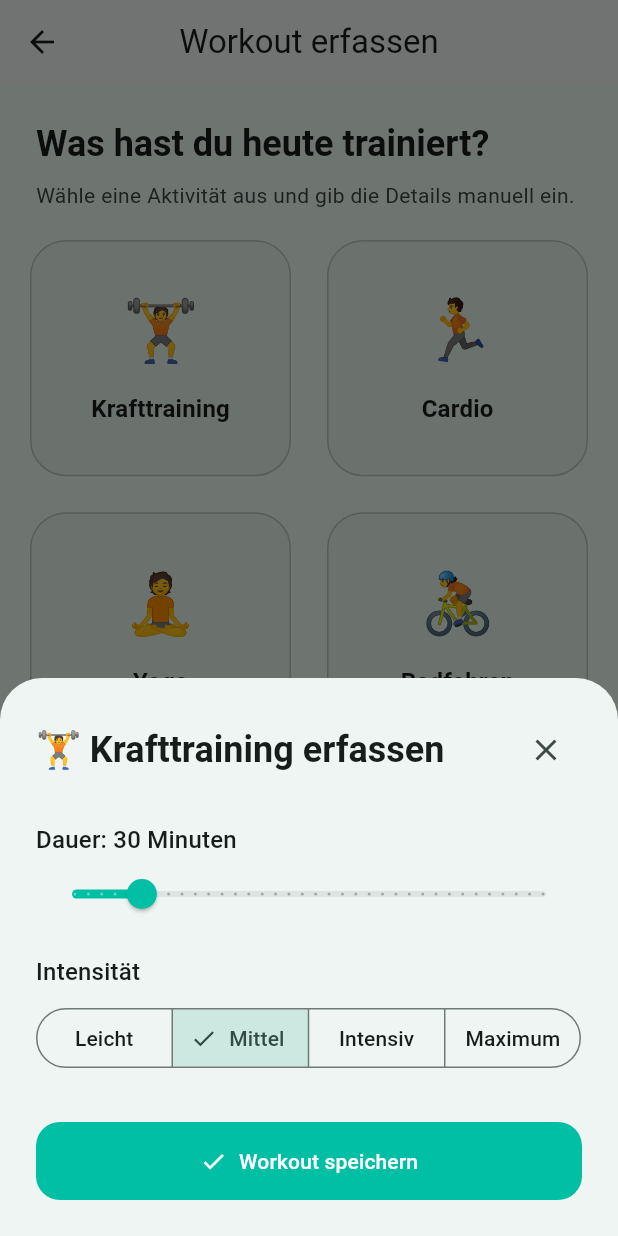
After one commit to AresCodes01/fit_buddyy, a Flutter app: the WorkoutTrackingScreen screen opened directly, after a tap on "🏋️", on a phone screen of 412 x 824 dp. The commit adds this screen. Run offline on Flutter 3.47's test engine with Material 3 defaults, Android fonts, the phone set to English and light mode, and no system bars; our stand-ins replace cloud_firestore, firebase_auth, firebase_core, fl_chart, pedometer, permission_handler and 1 more; missing offline and left inert: flutter_foreground_task; accounts and stored records are empty; network calls fail.

Commit message:
Integrate foreground task support and update permission handling for background tracking
- Add `flutter_foreground_task` dependency to support reliable background service execution.
- Update `_startBackgroundTracking` in `main.dart` to request both `notification` and `activityRecognition` permissions, ensuring compliance with Android 13+ requirements.
- Add the `POST_NOTIFICATIONS` permission to `AndroidManifest.xml`.
- Refactor `Dashboard` to remove the unused `step_tracker_service.dart` import and clean up duplicate import declarations.
- Improve the robustness of background service initialization by verifying permission status before execution.

```diff
--- /dev/null
+++ b/lib/features/workout/data/repositories/firebase_workout_repository.dart
@@ -0,0 +1,67 @@
+import 'package:cloud_firestore/cloud_firestore.dart';
+import 'package:fit_buddyy/features/workout/domain/models/workout_session.dart';
+import 'package:fit_buddyy/features/workout/domain/repositories/workout_repository.dart';
+
+class FirebaseWorkoutRepository implements WorkoutRepository {
+  final FirebaseFirestore _firestore = FirebaseFirestore.instance;
+
+  @override
+  Future<void> saveWorkout(WorkoutSession session) async {
+    final batch = _firestore.batch();
+
+    // 1. Save workout to user's subcollection
+    final workoutRef = _firestore
+        .collection('users')
+        .doc(session.userId)
+        .collection('workouts')
+        .doc();
+
+    batch.set(workoutRef, session.toMap());
+
+    // 2. Add to group feeds for each group the user is in
+    // Note: In a real app, we might want to fetch groupIds from the user document here
+    // or pass them into this method. For this implementation, we'll assume the caller
+    // provides the session which could be extended or we fetch user data.
+    // To keep it clean as requested, I'll fetch the user document to get groupIds.
+
+    final userDoc = await _firestore.collection('users').doc(session.userId).get();
+    final List<String> groupIds = List<String>.from(userDoc.data()?['groupIds'] ?? []);
+
+    for (String groupId in groupIds) {
+      final messageRef = _firestore
+          .collection('groups')
+          .doc(groupId)
+          .collection('messages')
+          .doc();
+
+      batch.set(messageRef, {
+        'senderId': session.userId,
+        'senderName': 'System',
+        'text': '🔥 ${session.userName} hat ein Workout beendet: ${session.type.label} (${session.duration.inMinutes} Min)!',
+        'timestamp': FieldValue.serverTimestamp(),
+      });
+    }
+
+    // 3. Update user stats (e.g. workoutsThisWeek, points)
+    final userRef = _firestore.collection('users').doc(session.userId);
+    batch.update(userRef, {
+      'workoutsThisWeek': FieldValue.increment(1),
+      'points': FieldValue.increment(50), // Example points
+    });
+
+    await batch.commit();
+  }
+
+  @override
+  Stream<List<WorkoutSession>> getWorkouts(String userId) {
+    return _firestore
+        .collection('users')
+        .doc(userId)
+        .collection('workouts')
+        .orderBy('timestamp', descending: true)
+        .snapshots()
+        .map((snapshot) => snapshot.docs
+            .map((doc) => WorkoutSession.fromMap(doc.data(), doc.id))
+            .toList());
+  }
+}
--- /dev/null
+++ b/lib/features/workout/domain/models/workout_session.dart
@@ -0,0 +1,64 @@
+import 'package:cloud_firestore/cloud_firestore.dart';
+
+enum WorkoutType {
+  strengthTraining('Krafttraining', '🏋️'),
+  cardio('Cardio', '🏃'),
+  yoga('Yoga', '🧘'),
+  cycling('Radfahren', '🚴'),
+  swimming('Schwimmen', '🏊'),
+  other('Sonstiges', '🔥');
+
+  final String label;
+  final String icon;
+  const WorkoutType(this.label, this.icon);
+}
+
+class WorkoutSession {
+  final String? id;
+  final String userId;
+  final String userName;
+  final Duration duration;
+  final WorkoutType type;
+  final int calories;
+  final String intensity;
+  final DateTime timestamp;
+
+  WorkoutSession({
+    this.id,
+    required this.userId,
+    required this.userName,
+    required this.duration,
+    required this.type,
+    required this.calories,
+    required this.intensity,
+    required this.timestamp,
+  });
+
+  Map<String, dynamic> toMap() {
+    return {
+      'userId': userId,
+      'userName': userName,
+      'durationMinutes': duration.inMinutes,
+      'type': type.name,
+      'calories': calories,
+      'intensity': intensity,
+      'timestamp': Timestamp.fromDate(timestamp),
+    };
+  }
+
+  factory WorkoutSession.fromMap(Map<String, dynamic> map, String id) {
+    return WorkoutSession(
+      id: id,
+      userId: map['userId'] ?? '',
+      userName: map['userName'] ?? '',
+      duration: Duration(minutes: map['durationMinutes'] ?? 0),
+      type: WorkoutType.values.firstWhere(
+        (e) => e.name == map['type'],
+        orElse: () => WorkoutType.other,
+      ),
+      calories: map['calories'] ?? 0,
+      intensity: map['intensity'] ?? 'Mittel',
+      timestamp: (map['timestamp'] as Timestamp).toDate(),
+    );
+  }
+}
--- /dev/null
+++ b/lib/features/workout/domain/repositories/workout_repository.dart
@@ -0,0 +1,6 @@
+import '../models/workout_session.dart';
+
+abstract class WorkoutRepository {
+  Future<void> saveWorkout(WorkoutSession session);
+  Stream<List<WorkoutSession>> getWorkouts(String userId);
+}
--- /dev/null
+++ b/lib/features/workout/presentation/providers/workout_provider.dart
@@ -0,0 +1,55 @@
+import 'package:flutter/material.dart';
+import 'package:fit_buddyy/features/workout/domain/models/workout_session.dart';
+import 'package:fit_buddyy/features/workout/domain/repositories/workout_repository.dart';
+
+class WorkoutProvider extends ChangeNotifier {
+  final WorkoutRepository _repository;
+
+  bool _isLoading = false;
+  bool get isLoading => _isLoading;
+
+  WorkoutType? _selectedType;
+  WorkoutType? get selectedType => _selectedType;
+
+  WorkoutProvider(this._repository);
+
+  void selectType(WorkoutType type) {
+    _selectedType = type;
+    notifyListeners();
+  }
+
+  Future<bool> saveWorkout({
+    required String userId,
+    required String userName,
+    required Duration duration,
+    required String intensity,
+    required int calories,
+  }) async {
+    if (_selectedType == null) return false;
+
+    _isLoading = true;
+    notifyListeners();
+
+    try {
+      final session = WorkoutSession(
+        userId: userId,
+        userName: userName,
+        duration: duration,
+        type: _selectedType!,
+        calories: calories,
+        intensity: intensity,
+        timestamp: DateTime.now(),
+      );
+
+      await _repository.saveWorkout(session);
+      _isLoading = false;
+      _selectedType = null;
+      notifyListeners();
+      return true;
+    } catch (e) {
+      _isLoading = false;
+      notifyListeners();
+      return false;
+    }
+  }
+}
--- /dev/null
+++ b/lib/features/workout/presentation/screens/workout_tracking_screen.dart
@@ -0,0 +1,144 @@
+import 'package:flutter/material.dart';
+import 'package:provider/provider.dart';
+import 'package:intl/intl.dart';
+import 'package:fit_buddyy/models/user_model.dart';
+import 'package:fit_buddyy/features/workout/domain/models/workout_session.dart';
+import 'package:fit_buddyy/features/workout/domain/repositories/workout_repository.dart';
+import 'package:fit_buddyy/features/workout/presentation/widgets/workout_selection_grid.dart';
+
+class WorkoutTrackingScreen extends StatelessWidget {
+  const WorkoutTrackingScreen({super.key});
+
+  @override
+  Widget build(BuildContext context) {
+    final user = context.select<UserModel?, UserModel?>((user) => user);
+
+    if (user == null) {
+      return const Scaffold(body: Center(child: CircularProgressIndicator()));
+    }
+
+    return Scaffold(
+      appBar: AppBar(
+        title: const Text('Workout erfassen'),
+        centerTitle: true,
+      ),
+      body: CustomScrollView(
+        slivers: [
+          SliverToBoxAdapter(
+            child: Column(
+              crossAxisAlignment: CrossAxisAlignment.start,
+              children: [
+                Padding(
+                  padding: const EdgeInsets.fromLTRB(24, 24, 24, 8),
+                  child: Text(
+                    'Was hast du heute trainiert?',
+                    style: Theme.of(context).textTheme.headlineSmall?.copyWith(
+                          fontWeight: FontWeight.bold,
+                        ),
+                  ),
+                ),
+                Padding(
+                  padding: const EdgeInsets.symmetric(horizontal: 24),
+                  child: Text(
+                    'Wähle eine Aktivität aus und gib die Details manuell ein.',
+                    style: Theme.of(context).textTheme.bodyMedium?.copyWith(
+                          color: Theme.of(context).colorScheme.onSurfaceVariant,
+                        ),
+                  ),
+                ),
+                const SizedBox(height: 16),
+              ],
+            ),
+          ),
+          const WorkoutSelectionGrid(),
+          SliverToBoxAdapter(
+            child: Column(
+              crossAxisAlignment: CrossAxisAlignment.start,
+              children: [
+                const Padding(
+                  padding: EdgeInsets.fromLTRB(24, 16, 24, 8),
+                  child: Divider(),
+                ),
+                Padding(
+                  padding: const EdgeInsets.fromLTRB(24, 8, 24, 16),
+                  child: Text(
+                    'Deine letzten Workouts',
+                    style: Theme.of(context).textTheme.titleLarge?.copyWith(
+                          fontWeight: FontWeight.bold,
+                        ),
+                  ),
+                ),
+              ],
+            ),
+          ),
+          StreamBuilder<List<WorkoutSession>>(
+            stream: context.read<WorkoutRepository>().getWorkouts(user.id),
+            builder: (context, snapshot) {
+              if (snapshot.connectionState == ConnectionState.waiting) {
+                return const SliverFillRemaining(
+                  child: Center(child: CircularProgressIndicator()),
+                );
+              }
+
+              final workouts = snapshot.data ?? [];
+
+              if (workouts.isEmpty) {
+                return const SliverFillRemaining(
+                  hasScrollBody: false,
+                  child: Center(
+                    child: Padding(
+                      padding: EdgeInsets.all(32.0),
+                      child: Text('Noch keine Workouts erfasst.'),
+                    ),
+                  ),
+                );
+              }
+
+              return SliverList(
+                delegate: SliverChildBuilderDelegate(
+                  (context, index) {
+                    final session = workouts[index];
+                    return Padding(
+                      padding: const EdgeInsets.symmetric(horizontal: 16, vertical: 4),
+                      child: Card(
+                        elevation: 0,
+                        color: Theme.of(context).colorScheme.surface,
+                        shape: RoundedRectangleBorder(
+                          borderRadius: BorderRadius.circular(16),
+                          side: BorderSide(color: Theme.of(context).colorScheme.outlineVariant),
+                        ),
+                        child: ListTile(
+                          leading: Container(
+                            padding: const EdgeInsets.all(8),
+                            decoration: BoxDecoration(
+                              color: Theme.of(context).colorScheme.primaryContainer,
+                              shape: BoxShape.circle,
+                            ),
+                            child: Text(session.type.icon, style: const TextStyle(fontSize: 20)),
+                          ),
+                          title: Text(
+                            session.type.label,
+                            style: const TextStyle(fontWeight: FontWeight.bold),
+                          ),
+                          subtitle: Text(
+                            '${session.duration.inMinutes} min • ${session.intensity} • ${session.calories} kcal',
+                          ),
+                          trailing: Text(
+                            DateFormat('dd.MM.').format(session.timestamp),
+                            style: Theme.of(context).textTheme.bodySmall,
+                          ),
+                        ),
+                      ),
+                    );
+                  },
+                  childCount: workouts.length,
+                ),
+              );
+            },
+          ),
+          const SliverToBoxAdapter(child: SizedBox(height: 32)),
+        ],
+      ),
+    );
+  }
+}
--- /dev/null
+++ b/lib/features/workout/presentation/widgets/manual_workout_input_sheet.dart
@@ -0,0 +1,136 @@
+import 'package:flutter/material.dart';
+import 'package:provider/provider.dart';
+import 'package:fit_buddyy/models/user_model.dart';
+import 'package:fit_buddyy/features/workout/domain/models/workout_session.dart';
+import 'package:fit_buddyy/features/workout/presentation/providers/workout_provider.dart';
+
+class ManualWorkoutInputSheet extends StatefulWidget {
+  const ManualWorkoutInputSheet({super.key});
+
+  @override
+  State<ManualWorkoutInputSheet> createState() => _ManualWorkoutInputSheetState();
+}
+
+class _ManualWorkoutInputSheetState extends State<ManualWorkoutInputSheet> {
+  double _duration = 30;
+  String _intensity = 'Mittel';
+  final List<String> _intensities = ['Leicht', 'Mittel', 'Intensiv', 'Maximum'];
+
+  @override
+  Widget build(BuildContext context) {
+    final isLoading = context.select<WorkoutProvider, bool>((p) => p.isLoading);
+    final type = context.select<WorkoutProvider, WorkoutType?>((p) => p.selectedType);
+
+    if (type == null) return const SizedBox.shrink();
+
+    return Padding(
+      padding: EdgeInsets.only(
+        bottom: MediaQuery.of(context).viewInsets.bottom,
+        left: 24,
+        right: 24,
+        top: 24,
+      ),
+      child: Column(
+        mainAxisSize: MainAxisSize.min,
+        crossAxisAlignment: CrossAxisAlignment.start,
+        children: [
+          Row(
+            children: [
+              Text(
+                '${type.icon} ${type.label} erfassen',
+                style: Theme.of(context).textTheme.headlineSmall?.copyWith(
+                      fontWeight: FontWeight.bold,
+                    ),
+              ),
+              const Spacer(),
+              IconButton(
+                onPressed: () => Navigator.pop(context),
+                icon: const Icon(Icons.close),
+              ),
+            ],
+          ),
+          const SizedBox(height: 24),
+          Text(
+            'Dauer: ${_duration.toInt()} Minuten',
+            style: Theme.of(context).textTheme.titleMedium,
+          ),
+          Slider(
+            value: _duration,
+            min: 5,
+            max: 180,
+            divisions: 35,
+            label: '${_duration.toInt()} min',
+            onChanged: (value) => setState(() => _duration = value),
+          ),
+          const SizedBox(height: 16),
+          Text(
+            'Intensität',
+            style: Theme.of(context).textTheme.titleMedium,
+          ),
+          const SizedBox(height: 8),
+          SegmentedButton<String>(
+            segments: _intensities.map((i) => ButtonSegment(value: i, label: Text(i))).toList(),
+            selected: {_intensity},
+            onSelectionChanged: (newSelection) {
+              setState(() => _intensity = newSelection.first);
+            },
+          ),
+          const SizedBox(height: 32),
+          SizedBox(
+            width: double.infinity,
+            child: FilledButton.icon(
+              onPressed: isLoading ? null : _saveWorkout,
+              icon: isLoading
+                  ? const SizedBox(
+                      width: 20,
+                      height: 20,
+                      child: CircularProgressIndicator(strokeWidth: 2, color: Colors.white),
+                    )
+                  : const Icon(Icons.check),
+              label: Text(isLoading ? 'Speichert...' : 'Workout speichern'),
+              style: FilledButton.styleFrom(
+                padding: const EdgeInsets.all(16),
+                shape: RoundedRectangleBorder(borderRadius: BorderRadius.circular(16)),
+              ),
+            ),
+          ),
+          const SizedBox(height: 24),
+        ],
+      ),
+    );
+  }
+
+  Future<void> _saveWorkout() async {
+    final workoutProvider = context.read<WorkoutProvider>();
+    final user = context.read<UserModel?>();
+
+    if (user == null) return;
+
+    // Basic calorie calculation logic
+    int baseCalories = (_duration * 7).toInt(); // ~7 cal/min for medium
+    if (_intensity == 'Leicht') baseCalories = (baseCalories * 0.7).toInt();
+    if (_intensity == 'Intensiv') baseCalories = (baseCalories * 1.3).toInt();
+    if (_intensity == 'Maximum') baseCalories = (baseCalories * 1.6).toInt();
+
+    final success = await workoutProvider.saveWorkout(
+      userId: user.id,
+      userName: user.displayName,
+      duration: Duration(minutes: _duration.toInt()),
+      intensity: _intensity,
+      calories: baseCalories,
+    );
+
+    if (mounted) {
+      if (success) {
+        Navigator.pop(context);
+        ScaffoldMessenger.of(context).showSnackBar(
+          const SnackBar(content: Text('Workout erfolgreich gespeichert!')),
+        );
+      } else {
+        ScaffoldMessenger.of(context).showSnackBar(
+          const SnackBar(content: Text('Fehler beim Speichern.')),
+        );
+      }
+    }
+  }
+}
--- /dev/null
+++ b/lib/features/workout/presentation/widgets/workout_selection_grid.dart
@@ -0,0 +1,84 @@
+import 'package:flutter/material.dart';
+import 'package:provider/provider.dart';
+import 'package:fit_buddyy/features/workout/domain/models/workout_session.dart';
+import 'package:fit_buddyy/features/workout/presentation/providers/workout_provider.dart';
+import 'manual_workout_input_sheet.dart';
+
+class WorkoutSelectionGrid extends StatelessWidget {
+  const WorkoutSelectionGrid({super.key});
+
+  @override
+  Widget build(BuildContext context) {
+    return SliverPadding(
+      padding: const EdgeInsets.symmetric(horizontal: 16),
+      sliver: SliverGrid(
+        gridDelegate: const SliverGridDelegateWithFixedCrossAxisCount(
+          crossAxisCount: 2,
+          crossAxisSpacing: 16,
+          mainAxisSpacing: 16,
+          childAspectRatio: 1.1,
+        ),
+        delegate: SliverChildBuilderDelegate(
+          (context, index) {
+            final type = WorkoutType.values[index];
+            return WorkoutTypeCard(type: type);
+          },
+          childCount: WorkoutType.values.length,
+        ),
+      ),
+    );
+  }
+}
+
+class WorkoutTypeCard extends StatelessWidget {
+  final WorkoutType type;
+
+  const WorkoutTypeCard({super.key, required this.type});
+
+  @override
+  Widget build(BuildContext context) {
+    return Card(
+      elevation: 0,
+      color: Theme.of(context).colorScheme.surfaceVariant.withOpacity(0.3),
+      shape: RoundedRectangleBorder(
+        borderRadius: BorderRadius.circular(24),
+        side: BorderSide(
+          color: Theme.of(context).colorScheme.outlineVariant,
+        ),
+      ),
+      child: InkWell(
+        borderRadius: BorderRadius.circular(24),
+        onTap: () => _showInputSheet(context),
+        child: Column(
+          mainAxisAlignment: MainAxisAlignment.center,
+          children: [
+            Text(
+              type.icon,
+              style: const TextStyle(fontSize: 40),
+            ),
+            const SizedBox(height: 12),
+            Text(
+              type.label,
+              style: Theme.of(context).textTheme.titleMedium?.copyWith(
+                    fontWeight: FontWeight.bold,
+                  ),
+            ),
+          ],
+        ),
+      ),
+    );
+  }
+
+  void _showInputSheet(BuildContext context) {
+    context.read<WorkoutProvider>().selectType(type);
+    showModalBottomSheet(
+      context: context,
+      isScrollControlled: true,
+      useSafeArea: true,
+      shape: const RoundedRectangleBorder(
+        borderRadius: BorderRadius.vertical(top: Radius.circular(28)),
+      ),
+      builder: (context) => const ManualWorkoutInputSheet(),
+    );
+  }
+}
--- a/lib/screens/dashboard.dart
+++ b/lib/screens/dashboard.dart
@@ -154,7 +154,7 @@ class _DashboardState extends State<Dashboard> {
           child: Column(
             crossAxisAlignment: CrossAxisAlignment.start,
             children: [
-              Text("Moin,", style: TextStyle(fontSize: 16, color: Colors.grey[600])),
+              Text("Hallo,", style: TextStyle(fontSize: 16, color: Colors.grey[600])),
               Text(user.displayName, style: const TextStyle(fontSize: 28, fontWeight: FontWeight.bold)),
             ],
           ),
--- a/lib/services/firebase_service.dart
+++ b/lib/services/firebase_service.dart
@@ -16,7 +16,7 @@ class FirebaseService {
     if (!docSnap.exists) {
       await docRef.set({
         'email': user.email ?? '',
-        'displayName': user.displayName ?? (user.isAnonymous ? 'Gast' : 'User'),
+        'displayName': user.displayName ?? (user.isAnonymous ? 'Fit-Entdecker' : 'User'),
         'photoUrl': user.photoURL ?? '',
         'level': 1,
         'points': 0,
```
Also changed, not shown: lib/main.dart (+9 -2 lines), 1 other file.
